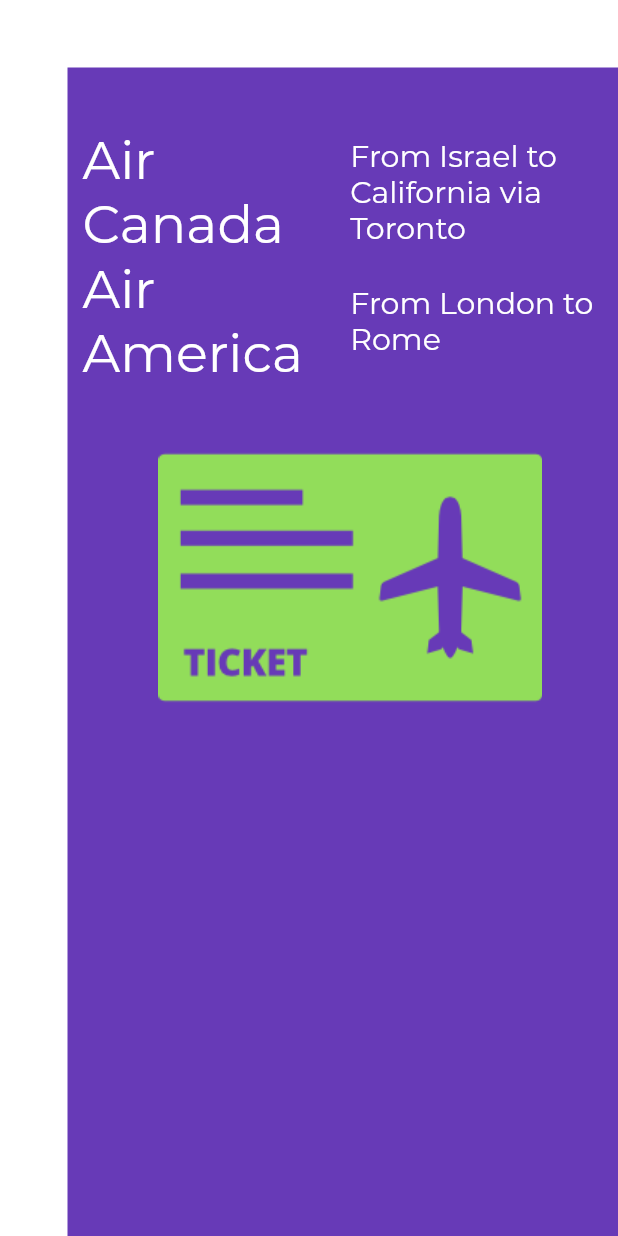
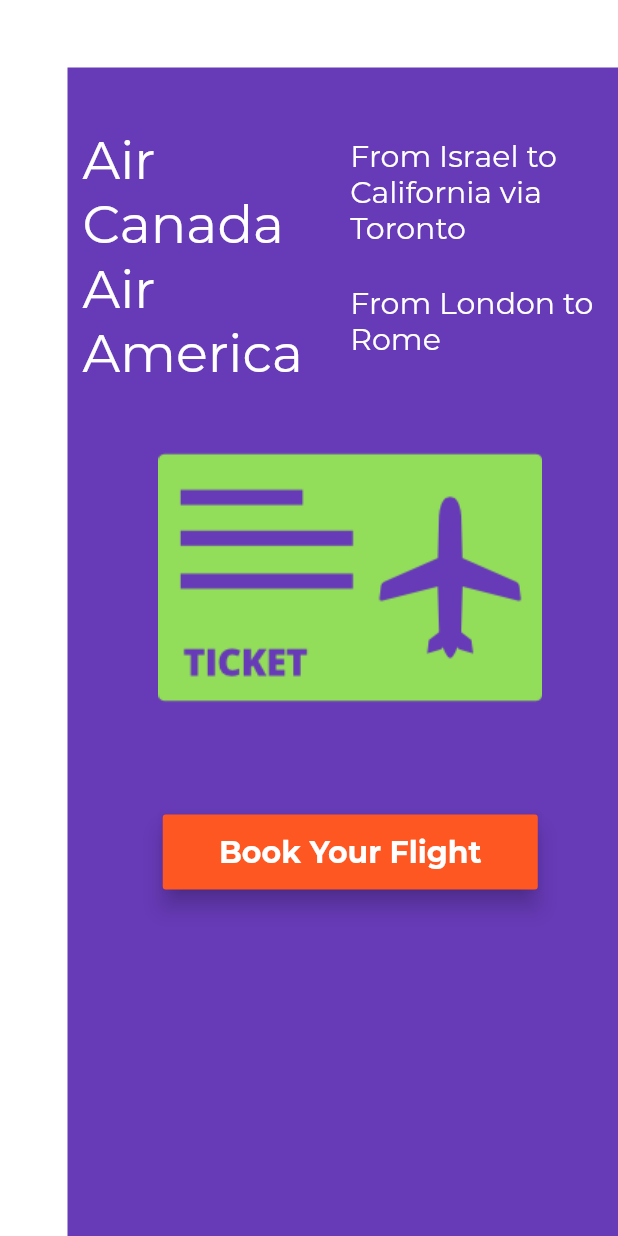
Before and after one commit to just2click/flutter_widgets, a Flutter app: the screen it shows after launch, on a phone screen of 412 x 824 dp. Run offline on Flutter 3.47's test engine with Material 2 defaults, Android fonts, the phone set to English and light mode, and no system bars.

```diff
--- a/flutter_widgets/lib/app_screens/home.dart
+++ b/flutter_widgets/lib/app_screens/home.dart
@@ -70,7 +70,8 @@ class Home extends StatelessWidget{
                       ))
                 ],
               ),
-              FlightImageAsset()
+              FlightImageAsset(),
+              FlightBookingButton(),
             ],
           )
       )
@@ -90,3 +91,42 @@ class FlightImageAsset extends StatelessWidget {
     throw UnimplementedError();
   }
 }
+
+class FlightBookingButton extends StatelessWidget {
+  @override
+  Widget build(BuildContext context) {
+    return Container(
+      margin: EdgeInsets.only(top: 30.0),
+      width: 250.0,
+      height: 50.0,
+      child: RaisedButton(
+        color: Colors.deepOrange,
+        child: Text(
+          'Book Your Flight',
+          style: TextStyle(
+            fontSize: 20.0,
+            color: Colors.white,
+            fontFamily: 'Montserrat',
+            fontWeight: FontWeight.w700
+          )
+        ),
+        elevation: 6.0,
+        onPressed: () => bookFlight(context)
+      ),
+    );
+    throw UnimplementedError();
+  }
+
+  void bookFlight(BuildContext context) {
+
+    var alertDialog = AlertDialog(
+      title: Text('Flight Booked Successfully'),
+      content: Text('Have a pleasant flight'),
+    );
+
+    showDialog(
+        context: context,
+        builder: (BuildContext context) => alertDialog
+    );
+  }
+}
```
